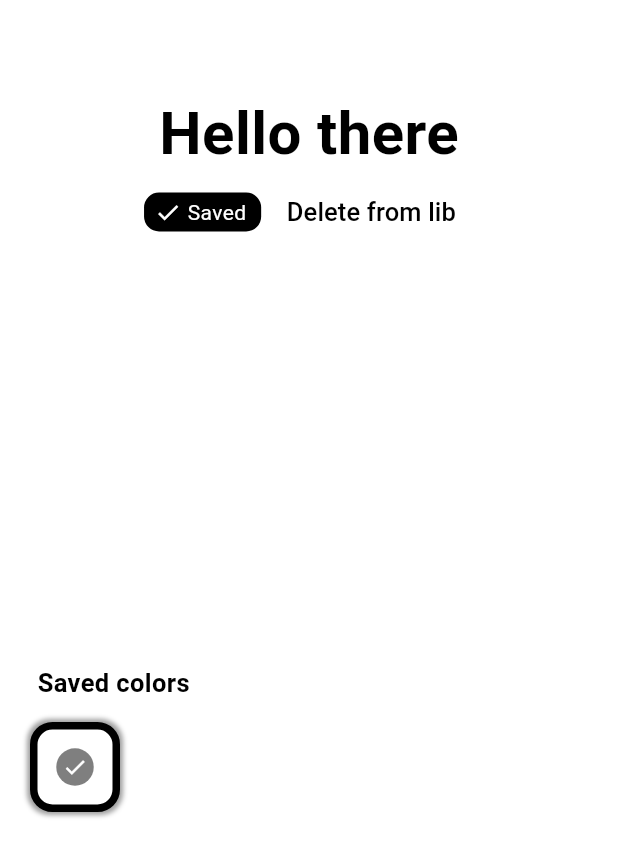
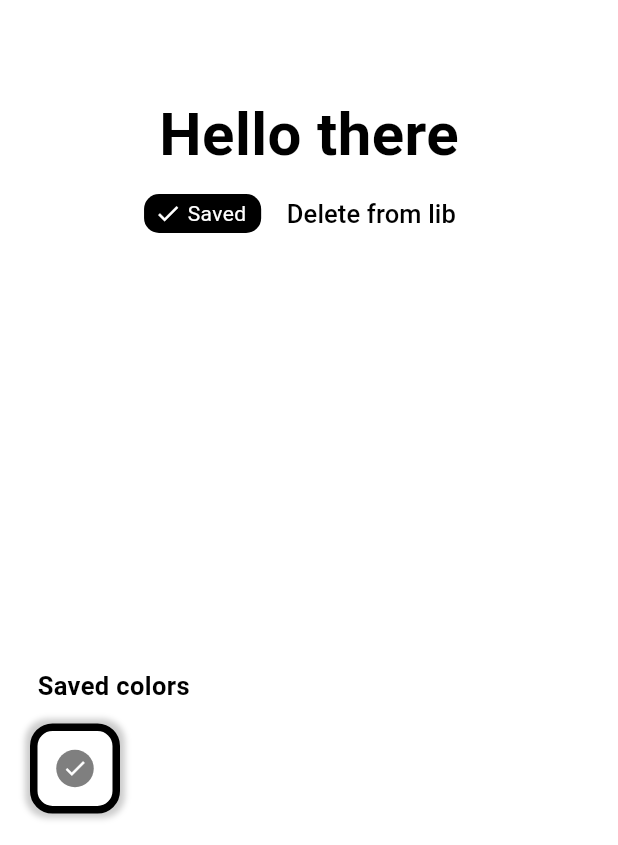
Before and after one commit to kamennova/solid-test-task, a Flutter app: the screen it shows after launch, after a tap on "Save color", on a phone screen of 412 x 824 dp. Shown: the part 388-1233 px from the top of the screen. Run offline on Flutter 3.47's test engine with Material 3 defaults, Android fonts, the phone set to English and light mode, and no system bars; our stand-ins replace shared_preferences.

Commit message:
finish up

```diff
--- a/lib/AppState.dart
+++ b/lib/AppState.dart
@@ -6,6 +6,7 @@ import 'package:solid_test_task/storage/prefsStorage.dart';
 import 'package:solid_test_task/utils.dart';
 
 class AppState extends ChangeNotifier {
+  /// shown on first app open and while loading last shown color from storage
   static const Color DefaultColor = Colors.white;
 
   Color _color = DefaultColor;
@@ -31,7 +32,7 @@ class AppState extends ChangeNotifier {
   }
 
   Future<void> _loadFromStorage() async {
-    final Color? last = await _storage.getLastColor();
+    final Color? last = await _storage.getLastShownColor();
     _color = last ?? DefaultColor;
 
     final List<Color> saved = await _storage.getSavedColors();
@@ -45,7 +46,7 @@ class AppState extends ChangeNotifier {
   /// and persist it to show it first on next app open
   void setCurrColor(Color upd) {
     _color = upd;
-    _storage.saveLastColor(currColor);
+    _storage.saveLastShownColor(currColor);
 
     notifyListeners();
   }
@@ -54,15 +55,15 @@ class AppState extends ChangeNotifier {
   void addColorToSaved(Color toSave) {
     if (_saved.contains(toSave)) return;
 
-    _saved.add(toSave);
-    _storage.saveColorToLib(toSave);
+    _saved.insert(0, toSave);
+    _storage.addColorToSaved(toSave);
 
     notifyListeners();
   }
 
   void deleteFromSaved(Color color) {
     _saved.remove(color);
-    _storage.deleteColorFromLib(color);
+    _storage.deleteColorFromSaved(color);
 
     notifyListeners();
   }
--- a/lib/storage/iStorage.dart
+++ b/lib/storage/iStorage.dart
@@ -2,17 +2,17 @@ import 'dart:ui';
 
 abstract class Storage {
   /// get the last color shown on main screen
-  Future<Color?> getLastColor();
+  Future<Color?> getLastShownColor();
 
-  // save the last color shown on main screen
-  Future<void> saveLastColor(Color color);
+  /// save the last color shown on main screen
+  Future<void> saveLastShownColor(Color color);
 
   /// save color to user's color collection
-  Future<void> saveColorToLib(Color color);
+  Future<void> addColorToSaved(Color color);
 
-  // delete color from user's color collection
-  Future<void> deleteColorFromLib(Color color);
+  /// delete color from user's color collection
+  Future<void> deleteColorFromSaved(Color color);
 
-  // get user's color collection
+  /// get user's color collection
   Future<List<Color>> getSavedColors();
 }
--- a/lib/storage/prefsStorage.dart
+++ b/lib/storage/prefsStorage.dart
@@ -8,7 +8,7 @@ class PrefStorage implements Storage {
 
   static SharedPreferences? _prefs;
 
-  static const String _LastColorKey = "last_color";
+  static const String _LastShownColorKey = "last_shown_color";
   static const String _SavedColorsKey = "saved_colors";
 
   Future<SharedPreferences> get prefs async {
@@ -20,32 +20,32 @@ class PrefStorage implements Storage {
   PrefStorage._privateConstructor();
 
   @override
-  Future<Color?> getLastColor() async {
+  Future<Color?> getLastShownColor() async {
     final SharedPreferences pr = await prefs;
-    final Object? res = pr.get(_LastColorKey);
+    final Object? res = pr.get(_LastShownColorKey);
     if (res == null) return null;
 
     return _parseColorStr(res as String);
   }
 
   @override
-  Future<void> saveLastColor(Color color) async {
+  Future<void> saveLastShownColor(Color color) async {
     final SharedPreferences pr = await prefs;
-    await pr.setString(_LastColorKey, _getColorStr(color));
+    await pr.setString(_LastShownColorKey, _getColorStr(color));
   }
 
   @override
-  Future<void> saveColorToLib(Color color) async {
+  Future<void> addColorToSaved(Color color) async {
     final SharedPreferences pr = await prefs;
 
     final List<Color> saved = await getSavedColors();
-    final List<String> toStr = [...saved, color].map(_getColorStr).toList();
+    final List<String> toStr = [color, ...saved].map(_getColorStr).toList();
 
     await pr.setStringList(_SavedColorsKey, toStr);
   }
 
   @override
-  Future<void> deleteColorFromLib(Color color) async {
+  Future<void> deleteColorFromSaved(Color color) async {
     final SharedPreferences pr = await prefs;
 
     final List<Color> saved = await getSavedColors();
--- a/lib/widgets/ColorActions.dart
+++ b/lib/widgets/ColorActions.dart
@@ -3,6 +3,8 @@ import 'package:provider/provider.dart';
 import 'package:solid_test_task/AppState.dart';
 import 'package:solid_test_task/utils.dart';
 
+/// Component with current color action button
+/// save if not saved, delete if it is
 class ColorActions extends StatelessWidget {
   const ColorActions({super.key});
 
--- a/lib/widgets/ColorScreen.dart
+++ b/lib/widgets/ColorScreen.dart
@@ -5,6 +5,7 @@ import 'package:solid_test_task/utils.dart';
 import 'package:solid_test_task/widgets/ColorActions.dart';
 import 'package:solid_test_task/widgets/ColorsLib.dart';
 
+/// Main colored screen of the App
 class ColorScreen extends StatelessWidget {
   const ColorScreen({super.key});
 
@@ -29,7 +30,10 @@ class ColorScreen extends StatelessWidget {
                       child: Text(
                         "Solid software Test task",
                         textAlign: TextAlign.center,
-                        style: TextStyle(color: state.currContrastColor, fontSize: 18),
+                        style: TextStyle(
+                          color: state.currContrastColor,
+                          fontSize: 18,
+                        ),
                       ),
                     ),
 
--- a/lib/widgets/ColorsLib.dart
+++ b/lib/widgets/ColorsLib.dart
@@ -3,15 +3,14 @@ import 'package:provider/provider.dart';
 import 'package:solid_test_task/AppState.dart';
 import 'package:solid_test_task/utils.dart';
 
+/// Shows user's collection of saved colors
 class ColorsLib extends StatelessWidget {
   static const double _SplashSize = 60;
 
   @override
   Widget build(BuildContext context) {
     return Consumer<AppState>(
-      builder: (_, s, __) {
-        final Color contrastColor = getContrastColor(s.currColor);
-
+      builder: (_, state, __) {
         return Column(
           crossAxisAlignment: CrossAxisAlignment.start,
           children: [
@@ -22,20 +21,25 @@ class ColorsLib extends StatelessWidget {
                 style: TextStyle(
                   fontSize: 17,
                   fontWeight: FontWeight.bold,
-                  color: contrastColor,
+                  color: state.currContrastColor,
                 ),
               ),
             ),
 
-            if (s.savedColors.isEmpty)
+            if (state.savedColors.isEmpty)
               Padding(
                 padding: const EdgeInsets.only(left: 25),
-                child: Text("Nothing here yet!",
-                    style: TextStyle(color: contrastColor, fontSize: 15)),
+                child: Text(
+                  "Nothing here yet!",
+                  style: TextStyle(
+                    color: state.currContrastColor,
+                    fontSize: 15,
+                  ),
+                ),
               )
             else
               SizedBox(
-                height: _SplashSize + 8,
+                height: _SplashSize + _ColorsLibItem.SplashShadowSize * 2,
                 child: Row(
                   children: [
                     Expanded(
@@ -44,11 +48,11 @@ class ColorsLib extends StatelessWidget {
                         padding: const EdgeInsets.symmetric(horizontal: 20),
 
                         itemBuilder: (_, index) {
-                          final Color item = s.savedColors[index];
+                          final Color item = state.savedColors[index];
 
-                          return ColorsLibItem(size: _SplashSize, color: item);
+                          return _ColorsLibItem(size: _SplashSize, color: item);
                         },
-                        itemCount: s.savedColors.length,
+                        itemCount: state.savedColors.length,
                       ),
                     ),
                   ],
@@ -61,23 +65,28 @@ class ColorsLib extends StatelessWidget {
   }
 }
 
-class ColorsLibItem extends StatelessWidget {
+class _ColorsLibItem extends StatelessWidget {
   final Color color;
   final double size;
 
-  const ColorsLibItem({required this.size, required this.color, super.key});
+  static const double SplashShadowSize = 3;
+
+  const _ColorsLibItem({required this.size, required this.color});
 
   @override
   Widget build(BuildContext context) {
     return Consumer<AppState>(
-      builder: (_, s, __) {
-        final Color contrastColor = getContrastColor(s.currColor);
-        final bool isSelected = s.currColor == color;
+      builder: (_, state, __) {
+        final bool isSelected = state.currColor == color;
 
         return Padding(
-          padding: const EdgeInsets.only(right: 13, bottom: 4, top: 4),
+          padding: const EdgeInsets.only(
+            right: 13,
+            bottom: SplashShadowSize,
+            top: SplashShadowSize,
+          ),
           child: InkWell(
-            onTap: () => s.setCurrColor(color),
+            onTap: () => state.setCurrColor(color),
             child: Stack(
               alignment: Alignment.center,
               children: [
@@ -90,13 +99,16 @@ class ColorsLibItem extends StatelessWidget {
 
                     boxShadow: [
                       BoxShadow(
-                        color: Colors.grey.shade500,
-                        spreadRadius: 2,
-                        blurRadius: 2,
+                        color: state.currContrastColor.withOpacity(0.2),
+                        spreadRadius: SplashShadowSize,
+                        blurRadius: SplashShadowSize,
                       ),
                     ],
                     borderRadius: BorderRadius.circular(15),
-                    border: Border.all(width: 5, color: contrastColor),
+                    border: Border.all(
+                      width: 5,
+                      color: state.currContrastColor,
+                    ),
                   ),
                 ),
 
```
